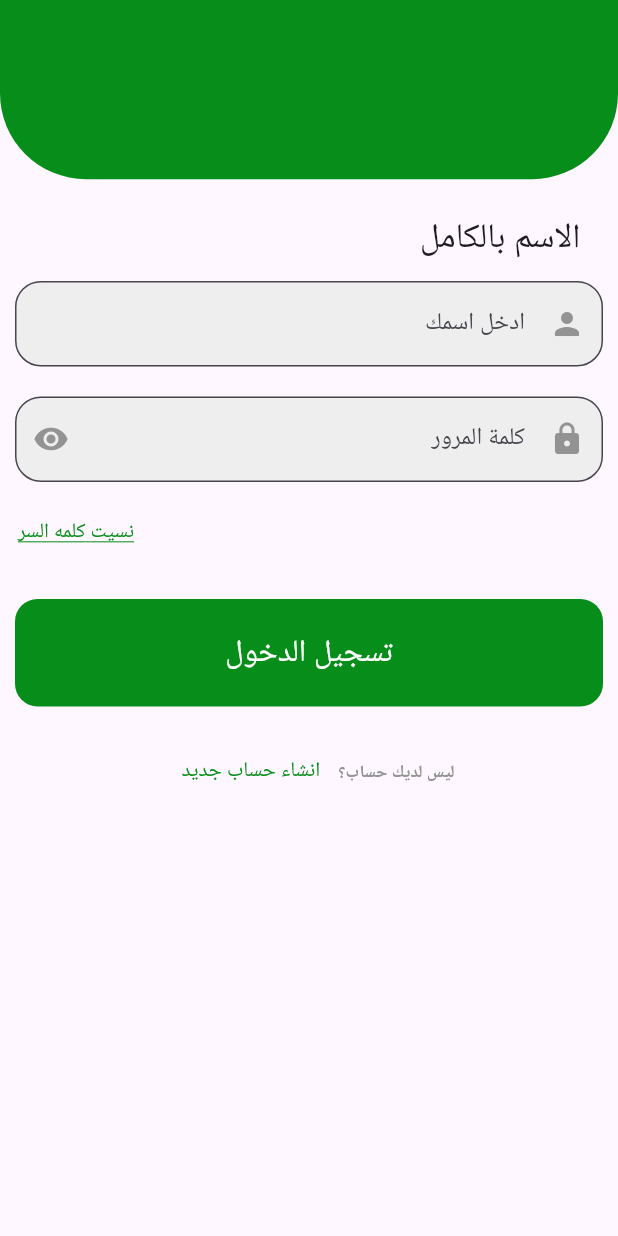
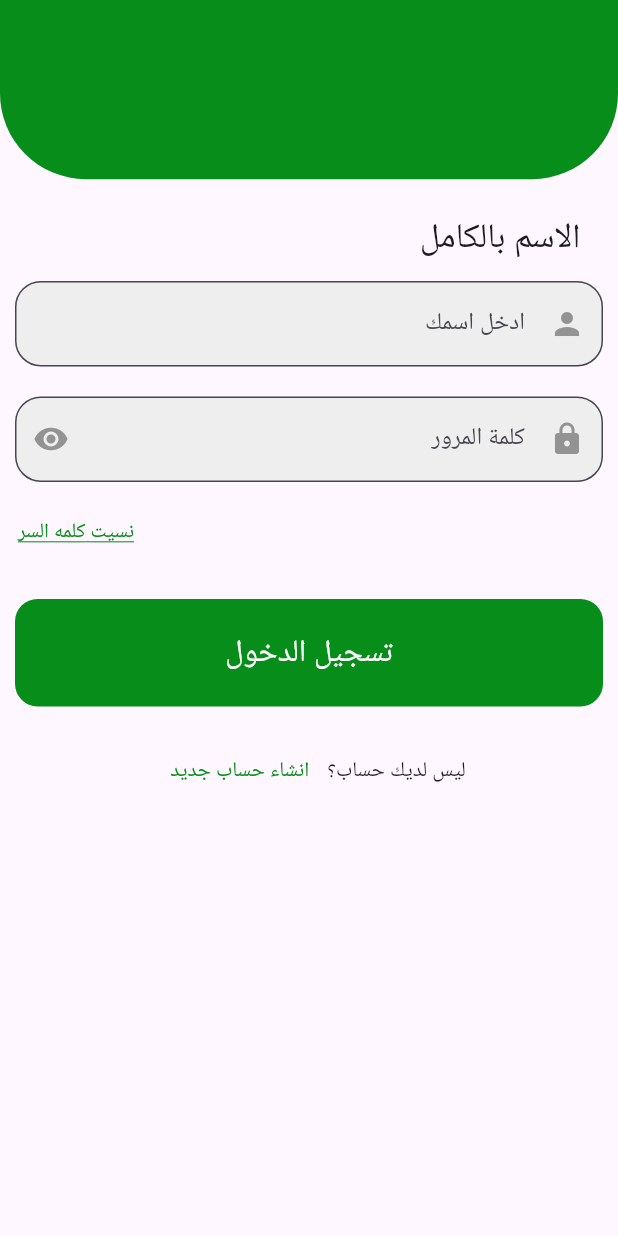
Before and after one commit to ENGMohamedAbdo-55/Green-Cycle-App, a Flutter app: the LoginScreen screen opened directly, on a phone screen of 412 x 824 dp. Run offline on Flutter 3.47's test engine with Material 3 defaults, Android fonts, the phone set to English and light mode, and no system bars; our stand-ins replace cloud_firestore, firebase_core, flutter_bloc, flutter_screenutil; accounts and stored records are empty.

Commit message:
commit Login

```diff
--- a/lib/auth/login/cubit/login_cubit.dart
+++ b/lib/Features/auth/login/cubit/login_cubit.dart
@@ -3,7 +3,8 @@ import 'package:flutter/material.dart';
 import 'package:flutter_bloc/flutter_bloc.dart';
 import 'package:green_cycle_app/core/components/colors.dart';
 
-import '../../../firebase/models/users_model.dart';
+import '../../../../firebase/models/users_model.dart';
+
 part 'login_state.dart';
 
 class LoginCubit extends Cubit<LoginStates> {
@@ -28,7 +29,7 @@ class LoginCubit extends Cubit<LoginStates> {
 
       },
       icon: isSecured ? const Icon(Icons.visibility) : const Icon(Icons.visibility_off),
-      color: greyColor,
+      color: MyColors.greyColor,
     );
   }
 
--- a/lib/auth/login/screen/login_form.dart
+++ b/lib/Features/auth/login/screen/login_form.dart
@@ -1,7 +1,6 @@
 import 'package:flutter/material.dart';
 import 'package:flutter_screenutil/flutter_screenutil.dart';
-
-import '../../../core/components/colors.dart';
+import '../../../../core/components/colors.dart';
 
 class TopBarLogin extends StatelessWidget {
   const TopBarLogin({super.key});
@@ -11,7 +10,7 @@ class TopBarLogin extends StatelessWidget {
     return Container(
       height: 100.h,
       decoration: BoxDecoration(
-        color: greenColor,
+        color: MyColors.greenColor,
         borderRadius: BorderRadius.only(
           bottomLeft: Radius.circular(50.r),
           bottomRight: Radius.circular(50.r),
@@ -19,7 +18,7 @@ class TopBarLogin extends StatelessWidget {
       ),
       child: Align(
         alignment: Alignment.center,
-        child: Text('مرحبا بك', style: AppTextStyles.heading1),
+        child: Text('مرحبا بك'),
       ),
     );
 
--- a/lib/auth/login/screen/login_screen.dart
+++ b/lib/Features/auth/login/screen/login_screen.dart
@@ -2,11 +2,12 @@
 import 'package:flutter/material.dart';
 import 'package:flutter_bloc/flutter_bloc.dart';
 import 'package:flutter_screenutil/flutter_screenutil.dart';
-import 'package:green_cycle_app/auth/login/cubit/login_cubit.dart';
 import 'package:green_cycle_app/core/components/buttons.dart';
 import 'package:green_cycle_app/core/components/colors.dart';
 import 'package:green_cycle_app/core/components/textfield.dart';
 import 'package:green_cycle_app/core/components/topBar.dart';
+
+import '../cubit/login_cubit.dart';
 
 class LoginScreen extends StatelessWidget {
   const LoginScreen({super.key});
@@ -80,9 +81,9 @@ class LoginScreen extends StatelessWidget {
                       child: Text('نسيت كلمه السر',
                           style: TextStyle(
                               fontSize: 12.sp,
-                              color: greenColor,
+                              color: MyColors.greenColor,
                               decoration: TextDecoration.underline,
-                              decorationColor: greenColor)),
+                              decorationColor: MyColors.greenColor)),
                     )
                   ],
                 ),
@@ -96,14 +97,12 @@ class LoginScreen extends StatelessWidget {
                   children: [
                     TextButton(onPressed: (){}, child:Text('انشاء حساب جديد',
                       style:TextStyle(
-                      color: greenColor,
+                      color: MyColors.greenColor,
                       ),
 
                     ),
                     ),
-                    Text('ليس لديك حساب؟',
-                    style:AppTextStyles.smallText ,
-                    ),
+                    Text('ليس لديك حساب؟',),
                   ],
                 ),
 
--- a/lib/core/components/buttons.dart
+++ b/lib/core/components/buttons.dart
@@ -22,8 +22,8 @@ class Generalbtn extends StatelessWidget {
               ),
             ), child: Text(text,
           style: TextStyle(
-            color: greenColor,
-            fontSize: 20
+            color: MyColors.greenColor,
+            fontSize: 20.sp
           ),
           ),
 
@@ -46,13 +46,13 @@ class FirstBtn extends StatelessWidget {
       width: double.infinity,
       decoration: BoxDecoration(
         borderRadius: BorderRadius.circular(15),
-        color:greenColor
+        color:MyColors.greenColor
       ),
       child: TextButton(onPressed: onPressed,child: Text(text1,
       style: TextStyle(
         fontSize: 18.sp,
         fontWeight: FontWeight.w500,
-        color:whiteColor
+        color:MyColors.whiteColor
       ),
       ),
       ),
--- a/lib/core/components/colors.dart
+++ b/lib/core/components/colors.dart
@@ -1,31 +1,13 @@
 import 'package:flutter/material.dart';
-import 'package:flutter_screenutil/flutter_screenutil.dart';
 
-Color greenColor =const Color(0xFF078D1A);
-Color whiteColor =const Color(0xFFFFFFFF);
-Color greyColor=const Color(0xFF939393);
+class MyColors{
+  static Color greenColor =const Color(0xFF078D1A);
+  static Color whiteColor =const Color(0xFFFFFFFF);
+  static Color greyColor=const Color(0xFF939393);
+  static Color blackColor=const Color(0xFF000000);
+  static Color lightBlueColor=const Color(0xFFE7F3E7);
 
-class AppTextStyles {
-  static  TextStyle heading1 = TextStyle(
-    fontSize: 24.sp,
-    fontWeight: FontWeight.bold,
-    color: whiteColor,
-  );
 
-  static  TextStyle heading2 = TextStyle(
-    fontSize: 20.sp,
-    fontWeight: FontWeight.bold,
-    color: Colors.black,
-  );
 
-  static  TextStyle bodyText = TextStyle(
-    fontSize: 16.sp,
-    color: Colors.black,
-  );
-  static  TextStyle smallText = TextStyle(
-    fontSize: 10.sp,
-    fontWeight: FontWeight.bold,
-    color: greyColor,
-  );
 
 }
--- /dev/null
+++ b/lib/core/components/navigation_const.dart
@@ -0,0 +1,8 @@
+import 'package:flutter/material.dart';
+
+void navigateTo(context,widget)=>Navigator.push(
+  context,MaterialPageRoute(builder: (context)=>widget),
+);
+void navigateAndFinish(context,widget)=>Navigator.pushReplacement(
+  context,MaterialPageRoute(builder: (context)=>widget),
+);
--- a/lib/core/components/textfield.dart
+++ b/lib/core/components/textfield.dart
@@ -55,12 +55,12 @@ class DefaultTextField extends StatelessWidget {
         fillColor: Colors.grey[200],
         prefixIcon: prefixIcon,
         suffixIcon:suffixIcon,
-        suffixIconColor: greyColor,
+        suffixIconColor: MyColors.greyColor,
         border: OutlineInputBorder(borderRadius: BorderRadius.circular(15.0).r),
         focusedBorder: OutlineInputBorder(
             borderRadius: BorderRadius.circular(15.0.r),
             borderSide: BorderSide(
-              color: greenColor,
+              color: MyColors.greenColor,
             )),
         hintText: hintText,
       ),
@@ -120,7 +120,7 @@ class SearchTextField extends StatelessWidget {
         border: const OutlineInputBorder(),
         focusedBorder: OutlineInputBorder(
             borderSide: BorderSide(
-              color: greenColor,
+              color: MyColors.greenColor,
             )),
         hintText: hintText,
       ),
--- a/lib/core/components/topBar.dart
+++ b/lib/core/components/topBar.dart
@@ -1,4 +1,3 @@
-
 import 'package:flutter/material.dart';
 import 'package:flutter_screenutil/flutter_screenutil.dart';
 import 'package:green_cycle_app/core/components/colors.dart';
@@ -11,7 +10,7 @@ class TopBar extends StatelessWidget {
     return Container(
       height: 100.h,
       decoration: BoxDecoration(
-        color: greenColor,
+        color: MyColors.greenColor,
         borderRadius: BorderRadius.only(
           bottomLeft: Radius.circular(50.r),
           bottomRight: Radius.circular(50.r),
--- a/lib/main.dart
+++ b/lib/main.dart
@@ -2,8 +2,8 @@ import 'package:flutter/material.dart';
 import 'package:firebase_core/firebase_core.dart';
 import 'package:flutter_bloc/flutter_bloc.dart';
 import 'package:flutter_screenutil/flutter_screenutil.dart';
-import 'package:green_cycle_app/auth/login/cubit/login_cubit.dart';
-import 'package:green_cycle_app/auth/login/screen/login_screen.dart';
+import 'package:green_cycle_app/Features/onBoarding/onBoarding_Screen.dart';
+import 'Features/auth/login/cubit/login_cubit.dart';
 import 'firebase_options.dart';
 
 void main() async {
@@ -31,7 +31,7 @@ class MyApp extends StatelessWidget {
          ],
           child: MaterialApp(
             debugShowCheckedModeBanner: false,
-            home: LoginScreen(),
+            home: OnBoardingScreen(),
           ),
         );
       },
```
Also changed, not shown: pubspec.yaml (+13 -8 lines), lib/Features/auth/login/cubit/login_state.dart (renamed from lib/auth/login/cubit/login_state.dart), pubspec.lock.
